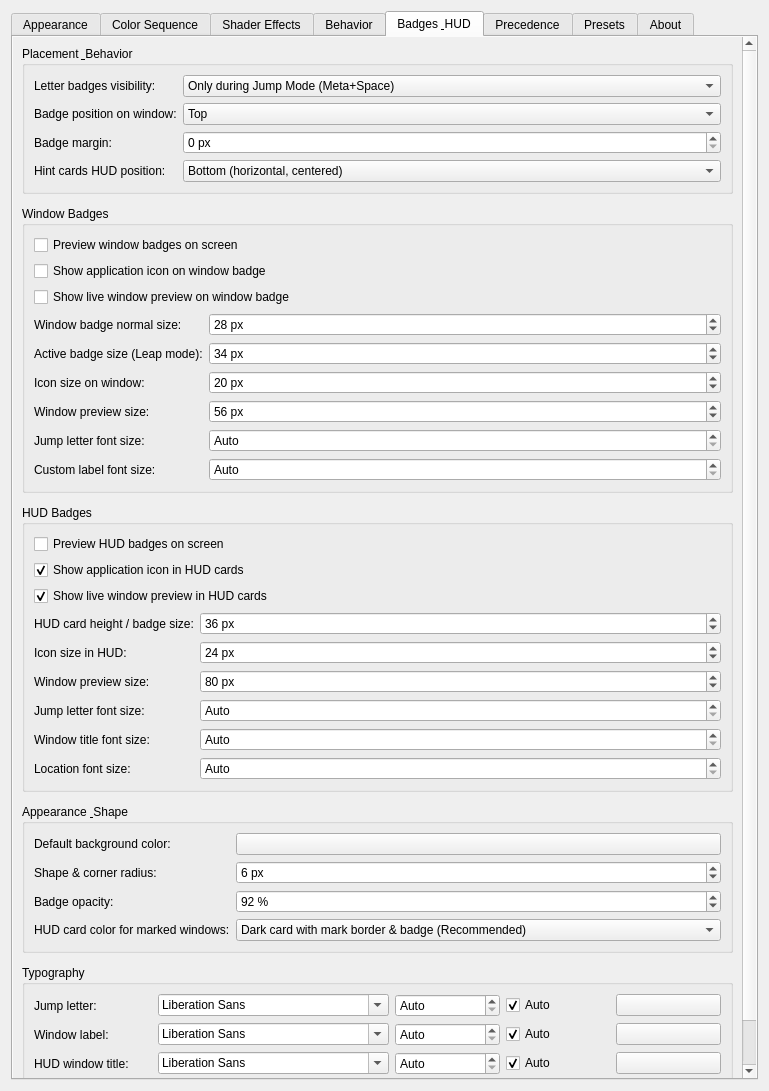
Above: activewindowoutline_config.ui from gmalinowski/LeapK before the change. Below: the same form after it.
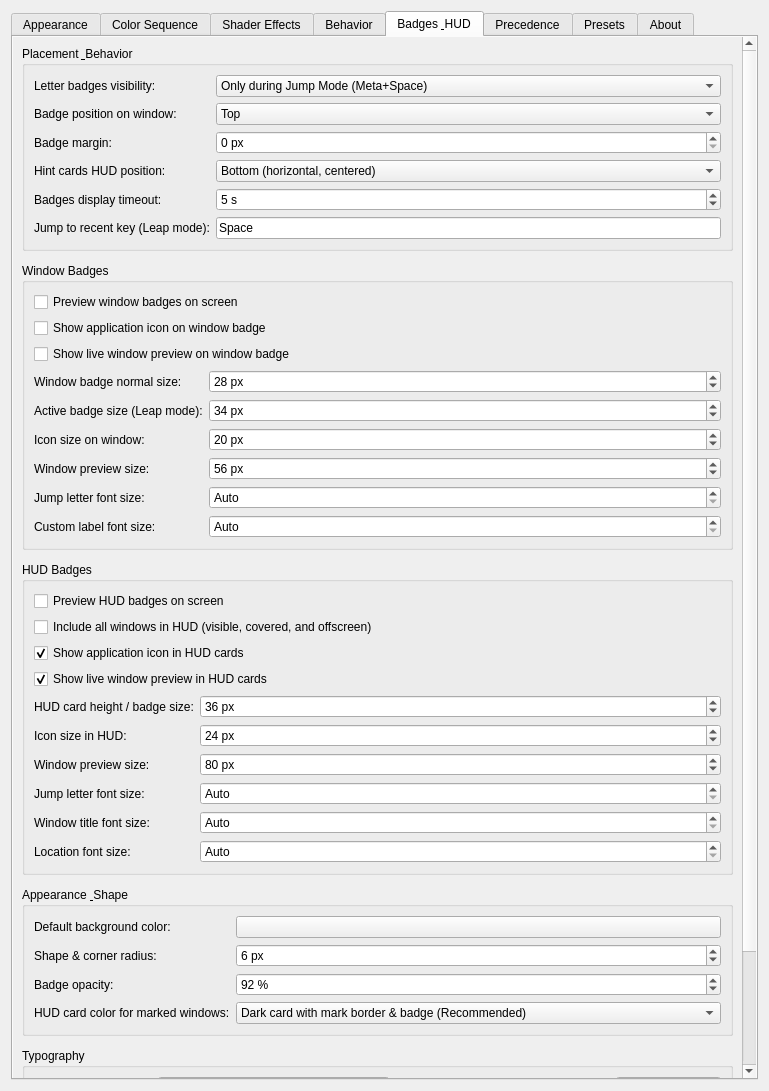
That is the form after the change. The open tabs and pages were chosen to show the change. Icons and pictures are not drawn. Custom widgets are drawn as their Qt base class.

Commit message: feat: enhance badges with HUD include all, 8K headroom limits, timeout option, and clean recent key styling

What changed in the file:
```diff
--- a/activewindowoutline_config.ui
+++ b/activewindowoutline_config.ui
@@ -1824,7 +1824,7 @@
                  <number>0</number>
                 </property>
                 <property name="maximum">
-                 <number>100</number>
+                 <number>500</number>
                 </property>
                 <property name="singleStep">
                  <number>2</number>
@@ -1877,6 +1877,58 @@
                 </item>
                </widget>
               </item>
+              <item row="4" column="0">
+               <widget class="QLabel" name="label_badgeTimeout">
+                <property name="text">
+                 <string>Badges display timeout:</string>
+                </property>
+                <property name="toolTip">
+                 <string>Duration in seconds before badges auto-hide in jump mode (0 = unlimited / no timeout, default: 5 s).</string>
+                </property>
+               </widget>
+              </item>
+              <item row="4" column="1">
+               <widget class="QSpinBox" name="kcfg_BadgeTimeout">
+                <property name="minimum">
+                 <number>0</number>
+                </property>
+                <property name="maximum">
+                 <number>300</number>
+                </property>
+                <property name="value">
+                 <number>5</number>
+                </property>
+                <property name="suffix">
+                 <string> s</string>
+                </property>
+                <property name="specialValueText">
+                 <string>Unlimited (0 s)</string>
+                </property>
+                <property name="toolTip">
+                 <string>Duration in seconds before badges auto-hide in jump mode (0 = unlimited / no timeout, default: 5 s).</string>
+                </property>
+               </widget>
+              </item>
+              <item row="5" column="0">
+               <widget class="QLabel" name="label_jumpRecentKey">
+                <property name="text">
+                 <string>Jump to recent key (Leap mode):</string>
+                </property>
+                <property name="toolTip">
+                 <string>Second-level key shortcut inside Leap mode to jump directly to the recently active window (default: Space).</string>
+                </property>
+               </widget>
+              </item>
+              <item row="5" column="1">
+               <widget class="QKeySequenceEdit" name="kcfg_JumpRecentKey">
+                <property name="keySequence">
+                 <string>Space</string>
+                </property>
+                <property name="toolTip">
+                 <string>Second-level key shortcut inside Leap mode to jump directly to the recently active window (default: Space).</string>
+                </property>
+               </widget>
+              </item>
              </layout>
             </widget>
            </item>
@@ -1943,7 +1995,7 @@
                  <number>16</number>
                 </property>
                 <property name="maximum">
-                 <number>64</number>
+                 <number>500</number>
                 </property>
                 <property name="singleStep">
                  <number>2</number>
@@ -1972,7 +2024,7 @@
                  <number>16</number>
                 </property>
                 <property name="maximum">
-                 <number>96</number>
+                 <number>500</number>
                 </property>
                 <property name="singleStep">
                  <number>2</number>
@@ -2001,7 +2053,7 @@
                  <number>12</number>
                 </property>
                 <property name="maximum">
-                 <number>64</number>
+                 <number>500</number>
                 </property>
                 <property name="singleStep">
                  <number>2</number>
@@ -2030,7 +2082,7 @@
                  <number>16</number>
                 </property>
                 <property name="maximum">
-                 <number>600</number>
+                 <number>2500</number>
                 </property>
                 <property name="singleStep">
                  <number>4</number>
@@ -2059,7 +2111,7 @@
                  <number>0</number>
                 </property>
                 <property name="maximum">
-                 <number>48</number>
+                 <number>200</number>
                 </property>
                 <property name="specialValueText">
                  <string>Auto</string>
@@ -2088,7 +2140,7 @@
                  <number>0</number>
                 </property>
                 <property name="maximum">
-                 <number>48</number>
+                 <number>200</number>
                 </property>
                 <property name="specialValueText">
                  <string>Auto</string>
@@ -2126,6 +2178,19 @@
                </widget>
               </item>
               <item row="1" column="0" colspan="2">
+               <widget class="QCheckBox" name="kcfg_BadgeHudIncludeAll">
+                <property name="text">
+                 <string>Include all windows in HUD (visible, covered, and offscreen)</string>
+                </property>
+                <property name="checked">
+                 <bool>false</bool>
+                </property>
+                <property name="toolTip">
+                 <string>Always show cards in the edge HUD for all open windows, regardless of whether they are visible on screen or covered.</string>
+                </property>
+               </widget>
+              </item>
+              <item row="2" column="0" colspan="2">
                <widget class="QCheckBox" name="kcfg_BadgeHudShowIcon">
                 <property name="text">
                  <string>Show application icon in HUD cards</string>
@@ -2138,7 +2203,7 @@
                 </property>
                </widget>
               </item>
-              <item row="2" column="0" colspan="2">
+              <item row="3" column="0" colspan="2">
                <widget class="QCheckBox" name="kcfg_BadgeHudShowThumbnail">
                 <property name="text">
                  <string>Show live window preview in HUD cards</string>
@@ -2151,7 +2216,7 @@
                 </property>
                </widget>
               </item>
-              <item row="3" column="0">
+              <item row="4" column="0">
                <widget class="QLabel" name="label_badgeHudSize">
                 <property name="text">
                  <string>HUD card height / badge size:</string>
@@ -2161,13 +2226,13 @@
                 </property>
                </widget>
               </item>
-              <item row="3" column="1">
+              <item row="4" column="1">
                <widget class="QSpinBox" name="kcfg_BadgeHudSize">
                 <property name="minimum">
                  <number>24</number>
                 </property>
                 <property name="maximum">
-                 <number>96</number>
+                 <number>500</number>
                 </property>
                 <property name="singleStep">
                  <number>2</number>
@@ -2180,7 +2245,7 @@
                 </property>
                </widget>
               </item>
-              <item row="4" column="0">
+              <item row="5" column="0">
                <widget class="QLabel" name="label_badgeHudIconSize">
                 <property name="text">
                  <string>Icon size in HUD:</string>
@@ -2190,13 +2255,13 @@
                 </property>
                </widget>
               </item>
-              <item row="4" column="1">
+              <item row="5" column="1">
                <widget class="QSpinBox" name="kcfg_BadgeHudIconSize">
                 <property name="minimum">
                  <number>12</number>
                 </property>
                 <property name="maximum">
-                 <number>64</number>
+                 <number>500</number>
                 </property>
                 <property name="singleStep">
                  <number>2</number>
@@ -2209,7 +2274,7 @@
                 </property>
                </widget>
               </item>
-              <item row="5" column="0">
+              <item row="6" column="0">
                <widget class="QLabel" name="label_badgeHudThumbnailSize">
                 <property name="text">
                  <string>Window preview size:</string>
@@ -2219,13 +2284,13 @@
                 </property>
                </widget>
               </item>
-              <item row="5" column="1">
+              <item row="6" column="1">
                <widget class="QSpinBox" name="kcfg_BadgeHudThumbnailSize">
                 <property name="minimum">
                  <number>24</number>
                 </property>
                 <property name="maximum">
-                 <number>1000</number>
+                 <number>3500</number>
                 </property>
                 <property name="singleStep">
                  <number>4</number>
@@ -2238,7 +2303,7 @@
                 </property>
                </widget>
               </item>
-              <item row="6" column="0">
+              <item row="7" column="0">
                <widget class="QLabel" name="label_badgeHudLetterFontSize">
                 <property name="text">
                  <string>Jump letter font size:</string>
@@ -2248,13 +2313,13 @@
                 </property>
                </widget>
               </item>
-              <item row="6" column="1">
+              <item row="7" column="1">
                <widget class="QSpinBox" name="kcfg_BadgeHudLetterFontSize">
                 <property name="minimum">
                  <number>0</number>
                 </property>
                 <property name="maximum">
-                 <number>48</number>
+                 <number>200</number>
                 </property>
                 <property name="specialValueText">
                  <string>Auto</string>
@@ -2267,7 +2332,7 @@
                 </property>
                </widget>
               </item>
-              <item row="7" column="0">
+              <item row="8" column="0">
                <widget class="QLabel" name="label_badgeHudCaptionFontSize">
                 <property name="text">
                  <string>Window title font size:</string>
@@ -2277,13 +2342,13 @@
                 </property>
                </widget>
               </item>
-              <item row="7" column="1">
+              <item row="8" column="1">
                <widget class="QSpinBox" name="kcfg_BadgeHudCaptionFontSize">
                 <property name="minimum">
                  <number>0</number>
                 </property>
                 <property name="maximum">
-                 <number>48</number>
+                 <number>200</number>
                 </property>
                 <property name="specialValueText">
                  <string>Auto</string>
@@ -2296,7 +2361,7 @@
                 </property>
                </widget>
               </item>
-              <item row="8" column="0">
+              <item row="9" column="0">
                <widget class="QLabel" name="label_badgeHudLocationFontSize">
                 <property name="text">
                  <string>Location font size:</string>
@@ -2306,13 +2371,13 @@
                 </property>
                </widget>
               </item>
-              <item row="8" column="1">
+              <item row="9" column="1">
                <widget class="QSpinBox" name="kcfg_BadgeHudLocationFontSize">
                 <property name="minimum">
                  <number>0</number>
                 </property>
                 <property name="maximum">
-                 <number>48</number>
+                 <number>200</number>
                 </property>
                 <property name="specialValueText">
                  <string>Auto</string>
@@ -2369,7 +2434,7 @@
                  <number>0</number>
                 </property>
                 <property name="maximum">
-                 <number>32</number>
+                 <number>200</number>
                 </property>
                 <property name="value">
                  <number>6</number>
@@ -2476,7 +2541,7 @@
                    <number>0</number>
                   </property>
                   <property name="maximum">
-                   <number>48</number>
+                   <number>200</number>
                   </property>
                   <property name="specialValueText">
                    <string>Auto</string>
@@ -2540,7 +2605,7 @@
                    <number>0</number>
                   </property>
                   <property name="maximum">
-                   <number>48</number>
+                   <number>200</number>
                   </property>
                   <property name="specialValueText">
                    <string>Auto</string>
@@ -2604,7 +2669,7 @@
                    <number>0</number>
                   </property>
                   <property name="maximum">
-                   <number>48</number>
+                   <number>200</number>
                   </property>
                   <property name="specialValueText">
                    <string>Auto</string>
```
Left out of the diff: 10 changed lines with no effect on the pictures. The commit also changes 11 other files.
